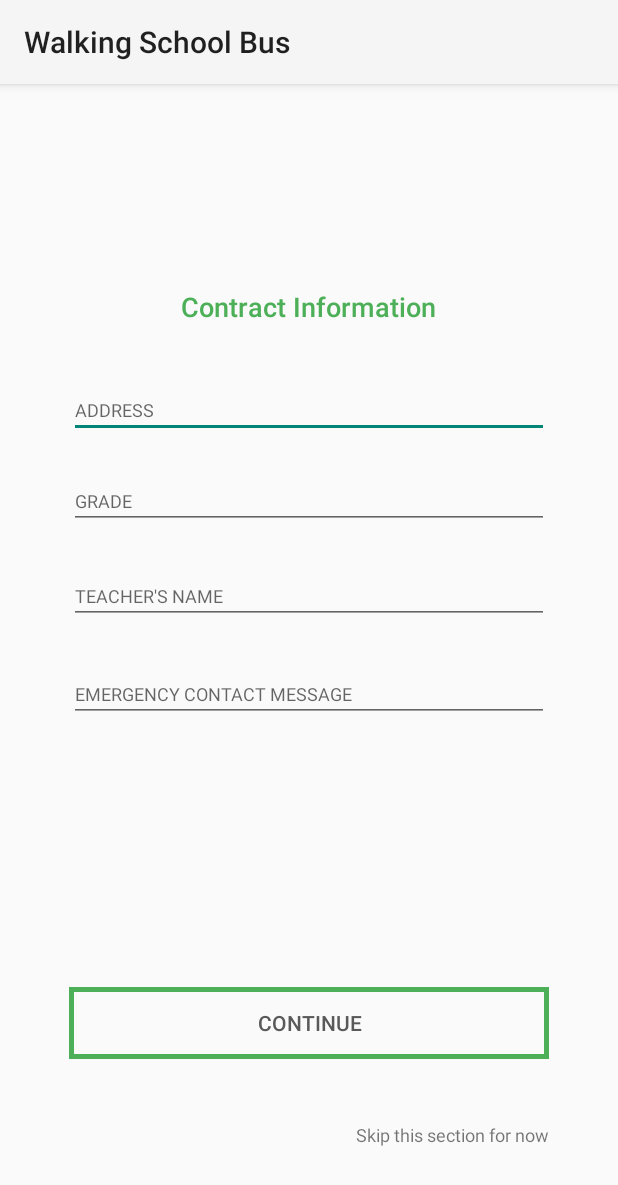
After one commit to flitcher/WalkingSchool, an Android app: the ContactInfoActivity screen opened directly, with no data from a screen before it, on a phone screen of 412 x 824 dp. The commit adds this screen. Shown: the top 1185 px of the screen. Run offline under Robolectric (Android 15) with nearby library versions, the phone set to English and light mode, and no system bars.

Commit message:
added additional UI to ask for more information on: birthday, phone number, emergency contact information

```diff
--- a/app/src/main/AndroidManifest.xml
+++ b/app/src/main/AndroidManifest.xml
@@ -64,7 +64,10 @@
             android:label="Walking Groups" />
         <activity android:name="walkingschoolbus.cmpt276.ca.appUI.AditGroup" />
         <activity android:name="walkingschoolbus.cmpt276.ca.appUI.ListMonitoringGroup" />
-        <activity android:name="walkingschoolbus.cmpt276.ca.appUI.ProfileMonitorAcitivty"></activity>
+        <activity android:name="walkingschoolbus.cmpt276.ca.appUI.ProfileMonitorAcitivty" />
+        <activity android:name="walkingschoolbus.cmpt276.ca.appUI.BirthdayActivity" />
+        <activity android:name="walkingschoolbus.cmpt276.ca.appUI.PhoneActivity" />
+        <activity android:name="walkingschoolbus.cmpt276.ca.appUI.ContactInfoActivity"></activity>
     </application>
 
 </manifest>
--- /dev/null
+++ b/app/src/main/java/walkingschoolbus/cmpt276/ca/appUI/ContactInfoActivity.java
@@ -0,0 +1,48 @@
+package walkingschoolbus.cmpt276.ca.appUI;
+
+import android.content.Context;
+import android.content.Intent;
+import android.support.v7.app.AppCompatActivity;
+import android.os.Bundle;
+import android.view.View;
+import android.widget.Button;
+import android.widget.TextView;
+
+import walkingschoolbus.cmpt276.ca.walkingschoolbus.R;
+
+public class ContactInfoActivity extends AppCompatActivity {
+
+    @Override
+    protected void onCreate(Bundle savedInstanceState) {
+        super.onCreate(savedInstanceState);
+        setContentView(R.layout.activity_contact_info);
+
+        setupLayout();
+    }
+
+    private void setupLayout() {
+        Button btn = (Button) findViewById(R.id.ContactActivity_continueBtn);
+        btn.setOnClickListener(new View.OnClickListener() {
+            @Override
+            public void onClick(View view) {
+                Intent intent = MainActivity.makeIntent(ContactInfoActivity.this);
+                startActivity(intent);
+            }
+        });
+
+        TextView skip = (TextView) findViewById(R.id.ContactActivity_skip);
+        skip.setOnClickListener(new View.OnClickListener() {
+            @Override
+            public void onClick(View view) {
+                Intent intent = MainActivity.makeIntent(ContactInfoActivity.this);
+                startActivity(intent);
+            }
+        });
+    }
+
+
+    public static Intent makeIntent(Context context) {
+        Intent intent = new Intent(context, ContactInfoActivity.class);
+        return intent;
+    }
+}
--- a/app/src/main/java/walkingschoolbus/cmpt276/ca/appUI/LoginActivity.java
+++ b/app/src/main/java/walkingschoolbus/cmpt276/ca/appUI/LoginActivity.java
@@ -142,6 +142,7 @@ public class LoginActivity extends AppCompatActivity {
         Log.w(TAG, "Server replied to login request (no content was expected).");
         ServerManager.getUserByEmail(callback);
     }
+
     private  void responseAutoLogin(User user){
         userManager.setUser(user);
         ProxyBuilder.SimpleCallback<List<User>> callback = returnedList->resetParentList(returnedList)   ;
--- a/app/src/main/res/drawable/button_border.xml
+++ b/app/src/main/res/drawable/button_border.xml
@@ -1,5 +1,5 @@
 <?xml version="1.0" encoding="utf-8"?>
 <shape xmlns:android="http://schemas.android.com/apk/res/android"
 android:shape="rectangle">
-<stroke android:width="5px" android:color="#FFF" />
+<stroke android:width="5px" android:color="#4daf57" />
 </shape>
--- /dev/null
+++ b/app/src/main/res/layout/activity_contact_info.xml
@@ -0,0 +1,105 @@
+<?xml version="1.0" encoding="utf-8"?>
+<RelativeLayout xmlns:android="http://schemas.android.com/apk/res/android"
+    xmlns:app="http://schemas.android.com/apk/res-auto"
+    xmlns:tools="http://schemas.android.com/tools"
+    android:layout_width="match_parent"
+    android:layout_height="match_parent"
+    tools:context="walkingschoolbus.cmpt276.ca.appUI.ContactInfoActivity">
+
+    <TextView
+        android:id="@+id/ContactActivity_question"
+        android:layout_width="wrap_content"
+        android:layout_height="wrap_content"
+        android:layout_alignParentTop="true"
+        android:layout_centerHorizontal="true"
+        android:layout_marginTop="136dp"
+        android:text="@string/contract_information"
+        android:textAppearance="@style/TextAppearance.AppCompat.Body2"
+        android:textColor="#4daf57"
+        android:textSize="18sp" />
+
+    <EditText
+        android:id="@+id/ContactActivity_address"
+        android:layout_width="wrap_content"
+        android:layout_height="wrap_content"
+        android:layout_below="@+id/ContactActivity_question"
+        android:layout_centerHorizontal="true"
+        android:layout_marginTop="38dp"
+        android:ems="10"
+        android:hint="@string/address"
+        android:inputType="textPostalAddress"
+        android:lineSpacingExtra="18sp"
+        android:textColorLink="#4daf57"
+        android:textSize="12sp" />
+
+    <Button
+        android:id="@+id/ContactActivity_continueBtn"
+        android:layout_width="300dp"
+        android:layout_height="wrap_content"
+        android:layout_alignEnd="@+id/ContactActivity_address"
+        android:layout_alignLeft="@+id/ContactActivity_address"
+        android:layout_alignParentBottom="true"
+        android:layout_alignRight="@+id/ContactActivity_address"
+        android:layout_alignStart="@+id/ContactActivity_address"
+        android:layout_marginBottom="118dp"
+        android:background="@drawable/button_border"
+        android:elevation="0dp"
+        android:text="@string/next"
+        android:textColor="#595959" />
+
+    <EditText
+        android:id="@+id/ContactActivity_grade"
+        android:layout_width="wrap_content"
+        android:layout_height="wrap_content"
+        android:layout_alignEnd="@+id/ContactActivity_address"
+        android:layout_alignLeft="@+id/ContactActivity_address"
+        android:layout_alignRight="@+id/ContactActivity_address"
+        android:layout_alignStart="@+id/ContactActivity_address"
+        android:layout_below="@+id/ContactActivity_address"
+        android:layout_marginTop="23dp"
+        android:ems="10"
+        android:hint="@string/grade"
+        android:inputType="textPersonName"
+        android:textSize="12sp" />
+
+    <EditText
+        android:id="@+id/ContactActivity_teachername"
+        android:layout_width="wrap_content"
+        android:layout_height="wrap_content"
+        android:layout_alignEnd="@+id/ContactActivity_grade"
+        android:layout_alignLeft="@+id/ContactActivity_grade"
+        android:layout_alignRight="@+id/ContactActivity_grade"
+        android:layout_alignStart="@+id/ContactActivity_grade"
+        android:layout_below="@+id/ContactActivity_grade"
+        android:layout_marginTop="26dp"
+        android:ems="10"
+        android:hint="@string/teacher_s_name"
+        android:inputType="textPersonName"
+        android:textSize="12sp" />
+
+    <EditText
+        android:id="@+id/ContactActivity_emergencymessage"
+        android:layout_width="wrap_content"
+        android:layout_height="wrap_content"
+        android:layout_alignEnd="@+id/ContactActivity_teachername"
+        android:layout_alignLeft="@+id/ContactActivity_teachername"
+        android:layout_alignRight="@+id/ContactActivity_teachername"
+        android:layout_alignStart="@+id/ContactActivity_teachername"
+        android:layout_below="@+id/ContactActivity_teachername"
+        android:layout_marginTop="28dp"
+        android:ems="10"
+        android:hint="@string/emergency_contact_message"
+        android:inputType="text|textPersonName"
+        android:textSize="12sp" />
+
+    <TextView
+        android:id="@+id/ContactActivity_skip"
+        android:layout_width="wrap_content"
+        android:layout_height="wrap_content"
+        android:layout_alignEnd="@+id/ContactActivity_continueBtn"
+        android:layout_alignParentBottom="true"
+        android:layout_alignRight="@+id/ContactActivity_continueBtn"
+        android:layout_marginBottom="59dp"
+        android:text="@string/skip_this_section_for_now"
+        android:textSize="12sp" />
+</RelativeLayout>
--- a/app/src/main/res/values/strings.xml
+++ b/app/src/main/res/values/strings.xml
@@ -46,6 +46,19 @@
     <string name="delete">Delete</string>
     <string name="title_activity_child">ChildActivity</string>
     <string name="don_t_have_an_account_register_here">Don\'t have an account? Register here.</string>
+    <string name="when_s_your_birthday">When\'s your birthday?</string>
+    <string name="birthday">BIRTHDAY</string>
+    <string name="next">continue</string>
+    <string name="skip_this_section_for_now">Skip this section for now</string>
+    <string name="contract_information">Contract Information</string>
+    <string name="cellphone">CELLPHONE</string>
+    <string name="home">HOME</string>
+    <string name="address">ADDRESS</string>
+    <string name="teacher_s_name">TEACHER\'S NAME</string>
+    <string name="grade">GRADE</string>
+    <string name="emergency_contact_message">EMERGENCY CONTACT MESSAGE</string>
+    <string name="plusOne">+1</string>
+    <string name="add_your_number">Add your number</string>
 
 
 </resources>
```
Also changed, not shown: app/src/main/java/walkingschoolbus/cmpt276/ca/appUI/BirthdayActivity.java (added, +132 -0 lines), app/src/main/java/walkingschoolbus/cmpt276/ca/appUI/PhoneActivity.java (added, +47 -0 lines), app/src/main/res/layout/activity_birthday.xml (added, +57 -0 lines), app/src/main/res/layout/activity_phone.xml (added, +83 -0 lines), app/src/main/res/layout/activity_register.xml (+11 -0 lines), app/build.gradle (line endings or trailing spaces).
